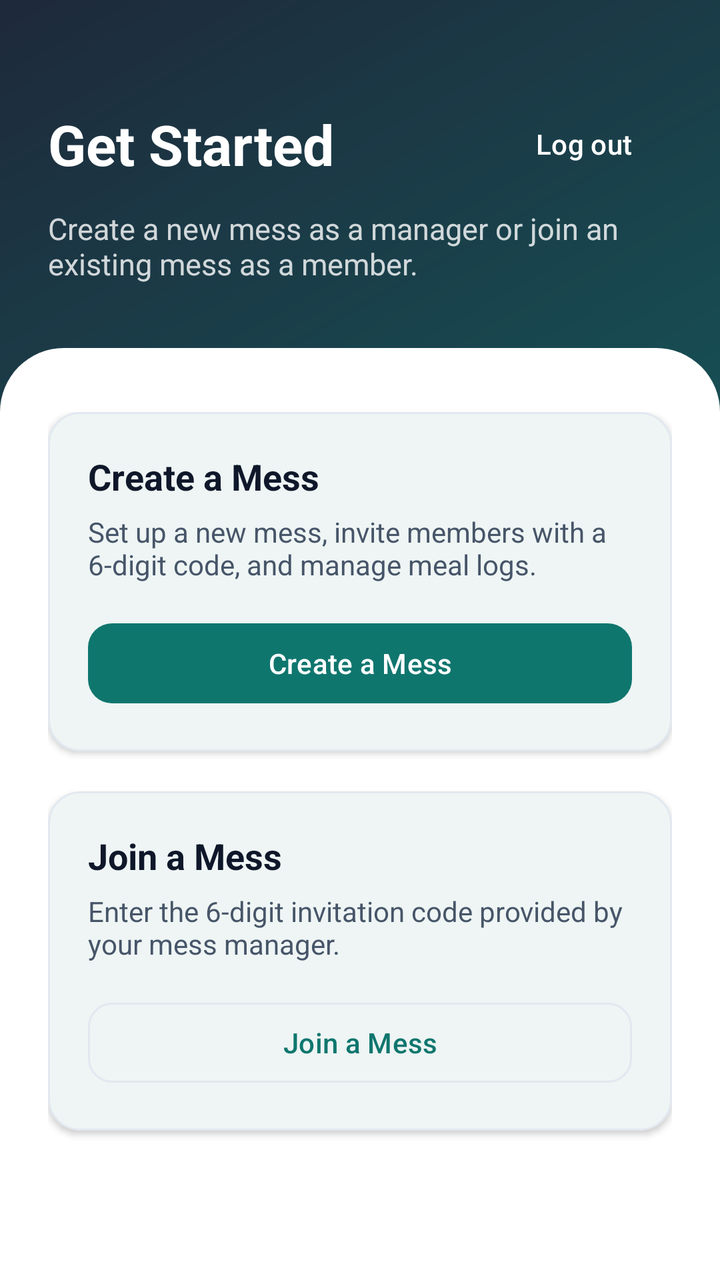
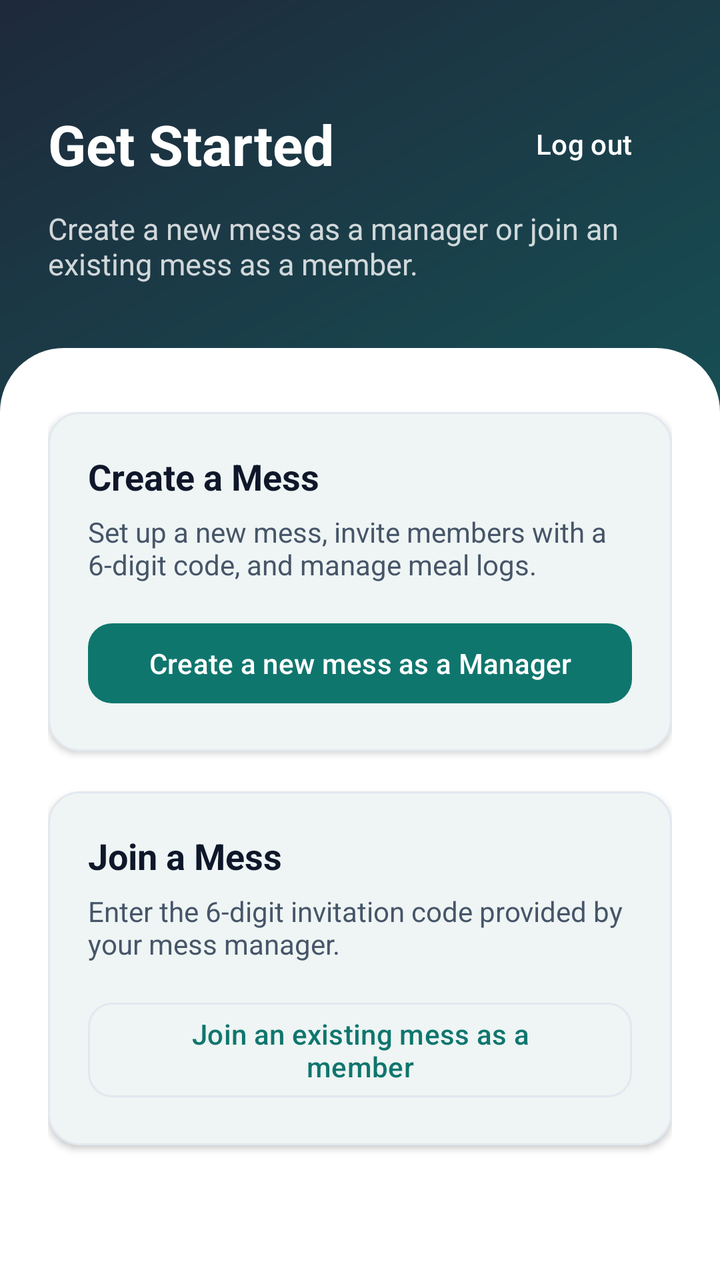

Two renders of the same Android screen: before a commit and after it. Below are the layout's source before the change and the commit's diff.
<!-- AndroidManifest.xml: application theme Theme.MealSync -->
<!-- res/layout/activity_choose.xml -->
<?xml version="1.0" encoding="utf-8"?>
<FrameLayout xmlns:android="http://schemas.android.com/apk/res/android"
    xmlns:app="http://schemas.android.com/apk/res-auto"
    xmlns:tools="http://schemas.android.com/tools"
    android:layout_width="match_parent"
    android:layout_height="match_parent"
    tools:context=".ui.mess.ChooseActivity">

    <View
        android:id="@+id/bgView"
        android:layout_width="match_parent"
        android:layout_height="match_parent"
        android:background="@drawable/bg_gradient_member" />

    <ScrollView
        android:id="@+id/scrollContent"
        android:layout_width="match_parent"
        android:layout_height="match_parent"
        android:fillViewport="true"
        android:overScrollMode="never">

        <LinearLayout
            android:layout_width="match_parent"
            android:layout_height="wrap_content"
            android:orientation="vertical">

            
            <LinearLayout
                android:id="@+id/header"
                android:layout_width="match_parent"
                android:layout_height="wrap_content"
                android:orientation="vertical"
                android:paddingStart="24dp"
                android:paddingTop="48dp"
                android:paddingEnd="24dp"
                android:paddingBottom="32dp">

                <RelativeLayout
                    android:layout_width="match_parent"
                    android:layout_height="wrap_content">

                    <TextView
                        android:layout_width="wrap_content"
                        android:layout_height="wrap_content"
                        android:layout_alignParentStart="true"
                        android:layout_centerVertical="true"
                        android:text="@string/choose_title"
                        android:textColor="@color/white"
                        android:textSize="28sp"
                        android:textStyle="bold" />

                    <com.google.android.material.button.MaterialButton
                        android:id="@+id/btnLogout"
                        style="@style/Widget.Material3.Button.TextButton"
                        android:layout_width="wrap_content"
                        android:layout_height="wrap_content"
                        android:layout_alignParentEnd="true"
                        android:layout_centerVertical="true"
                        android:text="@string/logout"
                        android:textColor="@color/white" />
                </RelativeLayout>

                <TextView
                    android:layout_width="wrap_content"
                    android:layout_height="wrap_content"
                    android:layout_marginTop="8dp"
                    android:text="@string/choose_subtitle"
                    android:textColor="#CCFFFFFF"
                    android:textSize="15sp" />
            </LinearLayout>

            
            <LinearLayout
                android:id="@+id/sheet"
                android:layout_width="match_parent"
                android:layout_height="0dp"
                android:layout_weight="1"
                android:background="@drawable/bg_sheet_top"
                android:orientation="vertical"
                android:paddingStart="24dp"
                android:paddingTop="32dp"
                android:paddingEnd="24dp"
                android:paddingBottom="24dp">

                
                <com.google.android.material.card.MaterialCardView
                    android:id="@+id/cardCreateMess"
                    android:layout_width="match_parent"
                    android:layout_height="wrap_content"
                    android:clickable="true"
                    android:focusable="true"
                    app:cardCornerRadius="16dp"
                    app:cardElevation="2dp"
                    app:strokeColor="@color/ms_divider"
                    app:strokeWidth="1dp">

                    <LinearLayout
                        android:layout_width="match_parent"
                        android:layout_height="wrap_content"
                        android:orientation="vertical"
                        android:padding="20dp">

                        <TextView
                            android:layout_width="wrap_content"
                            android:layout_height="wrap_content"
                            android:text="@string/create_mess_option_title"
                            android:textColor="@color/ms_text_primary"
                            android:textSize="18sp"
                            android:textStyle="bold" />

                        <TextView
                            android:layout_width="match_parent"
                            android:layout_height="wrap_content"
                            android:layout_marginTop="6dp"
                            android:text="@string/create_mess_option_desc"
                            android:textColor="@color/ms_text_secondary"
                            android:textSize="14sp" />

                        <com.google.android.material.button.MaterialButton
                            android:id="@+id/btnCreateMess"
                            android:layout_width="match_parent"
                            android:layout_height="wrap_content"
                            android:layout_marginTop="16dp"
                            android:text="@string/create_mess_option_title"
                            app:cornerRadius="12dp" />
                    </LinearLayout>
                </com.google.android.material.card.MaterialCardView>

                
                <com.google.android.material.card.MaterialCardView
                    android:id="@+id/cardJoinMess"
                    android:layout_width="match_parent"
                    android:layout_height="wrap_content"
                    android:layout_marginTop="20dp"
                    android:clickable="true"
                    android:focusable="true"
                    app:cardCornerRadius="16dp"
                    app:cardElevation="2dp"
                    app:strokeColor="@color/ms_divider"
                    app:strokeWidth="1dp">

                    <LinearLayout
                        android:layout_width="match_parent"
                        android:layout_height="wrap_content"
                        android:orientation="vertical"
                        android:padding="20dp">

                        <TextView
                            android:layout_width="wrap_content"
                            android:layout_height="wrap_content"
                            android:text="@string/join_mess_option_title"
                            android:textColor="@color/ms_text_primary"
                            android:textSize="18sp"
                            android:textStyle="bold" />

                        <TextView
                            android:layout_width="match_parent"
                            android:layout_height="wrap_content"
                            android:layout_marginTop="6dp"
                            android:text="@string/join_mess_option_desc"
                            android:textColor="@color/ms_text_secondary"
                            android:textSize="14sp" />

                        <com.google.android.material.button.MaterialButton
                            android:id="@+id/btnJoinMess"
                            style="@style/Widget.Material3.Button.OutlinedButton"
                            android:layout_width="match_parent"
                            android:layout_height="wrap_content"
                            android:layout_marginTop="16dp"
                            android:text="@string/join_mess_option_title"
                            app:cornerRadius="12dp" />
                    </LinearLayout>
                </com.google.android.material.card.MaterialCardView>

            </LinearLayout>
        </LinearLayout>
    </ScrollView>
</FrameLayout>
<!-- resources referenced by this layout -->
<resources>
  <color name="ms_divider">#E2E8F0</color>
  <color name="ms_text_primary">#0F172A</color>
  <color name="ms_text_secondary">#475569</color>
  <color name="white">#FFFFFFFF</color>
  <!-- drawable bg_gradient_member (drawable) -->
  <?xml version="1.0" encoding="utf-8"?>
  <shape xmlns:android="http://schemas.android.com/apk/res/android"
      android:shape="rectangle">
      <gradient
          android:angle="135"
          android:startColor="@color/header_member_start"
          android:endColor="@color/header_member_end"
          android:type="linear" />
  </shape>
  <!-- drawable bg_sheet_top (drawable) -->
  <?xml version="1.0" encoding="utf-8"?>
  <shape xmlns:android="http://schemas.android.com/apk/res/android"
      android:shape="rectangle">
      <solid android:color="@color/ms_card" />
      <corners
          android:topLeftRadius="32dp"
          android:topRightRadius="32dp" />
  </shape>
  <string name="choose_subtitle">Create a new mess as a manager or join an existing mess as a member.</string>
  <string name="choose_title">Get Started</string>
  <string name="create_mess_option_desc">Set up a new mess, invite members with a 6-digit code, and manage meal logs.</string>
  <string name="create_mess_option_title">Create a Mess</string>
  <string name="join_mess_option_desc">Enter the 6-digit invitation code provided by your mess manager.</string>
  <string name="join_mess_option_title">Join a Mess</string>
  <string name="logout">Log out</string>
  <style name="Theme.MealSync" parent="Base.Theme.MealSync" />
  <color name="header_member_start">#0F766E</color>
  <color name="header_member_end">#1E293B</color>
  <color name="ms_card">#FFFFFFFF</color>
  <style name="Base.Theme.MealSync" parent="Theme.Material3.DayNight.NoActionBar">
          <item name="colorPrimary">@color/ms_primary</item>
          <item name="colorOnPrimary">@color/white</item>
          <item name="colorPrimaryContainer">@color/ms_surface</item>
          <item name="colorOnPrimaryContainer">@color/ms_text_primary</item>
          <item name="colorSecondary">@color/ms_secondary</item>
          <item name="colorOnSecondary">@color/white</item>
          <item name="colorSurface">@color/ms_card</item>
          <item name="colorOnSurface">@color/ms_text_primary</item>
          <item name="colorSurfaceVariant">@color/ms_divider</item>
          <item name="colorOnSurfaceVariant">@color/ms_text_secondary</item>
          <item name="colorOutline">@color/ms_divider</item>
          <item name="colorError">@color/ms_negative</item>
          <item name="colorOnError">@color/white</item>
          <item name="android:colorAccent">@color/ms_teal</item>
          <item name="android:windowBackground">@color/ms_surface</item>
          <item name="android:windowLightStatusBar">false</item>
      </style>
  <color name="ms_primary">#0F766E</color>
  <color name="ms_surface">#F1F5F9</color>
  <color name="ms_secondary">#92400E</color>
  <color name="ms_negative">#B91C1C</color>
  <color name="ms_teal">#0F766E</color>
</resources>

<!-- the commit's change to res/layout/activity_choose.xml (unified diff, before → after) -->
@@ -40,6 +40,7 @@
                     android:layout_height="wrap_content">
 
                     <TextView
+                        android:id="@+id/tvChooseTitle"
                         android:layout_width="wrap_content"
                         android:layout_height="wrap_content"
                         android:layout_alignParentStart="true"
@@ -61,6 +62,7 @@
                 </RelativeLayout>
 
                 <TextView
+                    android:id="@+id/tvChooseSubtitle"
                     android:layout_width="wrap_content"
                     android:layout_height="wrap_content"
                     android:layout_marginTop="8dp"
@@ -101,6 +103,7 @@
                         android:padding="20dp">
 
                         <TextView
+                            android:id="@+id/tvCreateMessTitle"
                             android:layout_width="wrap_content"
                             android:layout_height="wrap_content"
                             android:text="@string/create_mess_option_title"
@@ -109,6 +112,7 @@
                             android:textStyle="bold" />
 
                         <TextView
+                            android:id="@+id/tvCreateMessDescription"
                             android:layout_width="match_parent"
                             android:layout_height="wrap_content"
                             android:layout_marginTop="6dp"
@@ -121,7 +125,7 @@
                             android:layout_width="match_parent"
                             android:layout_height="wrap_content"
                             android:layout_marginTop="16dp"
-                            android:text="@string/create_mess_option_title"
+                            android:text="@string/create_mess_manager_title"
                             app:cornerRadius="12dp" />
                     </LinearLayout>
                 </com.google.android.material.card.MaterialCardView>
@@ -146,6 +150,7 @@
                         android:padding="20dp">
 
                         <TextView
+                            android:id="@+id/tvJoinMessTitle"
                             android:layout_width="wrap_content"
                             android:layout_height="wrap_content"
                             android:text="@string/join_mess_option_title"
@@ -154,6 +159,7 @@
                             android:textStyle="bold" />
 
                         <TextView
+                            android:id="@+id/tvJoinMessDescription"
                             android:layout_width="match_parent"
                             android:layout_height="wrap_content"
                             android:layout_marginTop="6dp"
@@ -167,7 +173,7 @@
                             android:layout_width="match_parent"
                             android:layout_height="wrap_content"
                             android:layout_marginTop="16dp"
-                            android:text="@string/join_mess_option_title"
+                            android:text="@string/join_mess_member_title"
                             app:cornerRadius="12dp" />
                     </LinearLayout>
                 </com.google.android.material.card.MaterialCardView>
<!-- resource entries referenced after the edit -->
@@ -25,8 +25,10 @@
   </shape>
   <string name="choose_subtitle">Create a new mess as a manager or join an existing mess as a member.</string>
   <string name="choose_title">Get Started</string>
+  <string name="create_mess_manager_title">Create a new mess as a Manager</string>
   <string name="create_mess_option_desc">Set up a new mess, invite members with a 6-digit code, and manage meal logs.</string>
   <string name="create_mess_option_title">Create a Mess</string>
+  <string name="join_mess_member_title">Join an existing mess as a member</string>
   <string name="join_mess_option_desc">Enter the 6-digit invitation code provided by your mess manager.</string>
   <string name="join_mess_option_title">Join a Mess</string>
   <string name="logout">Log out</string>
